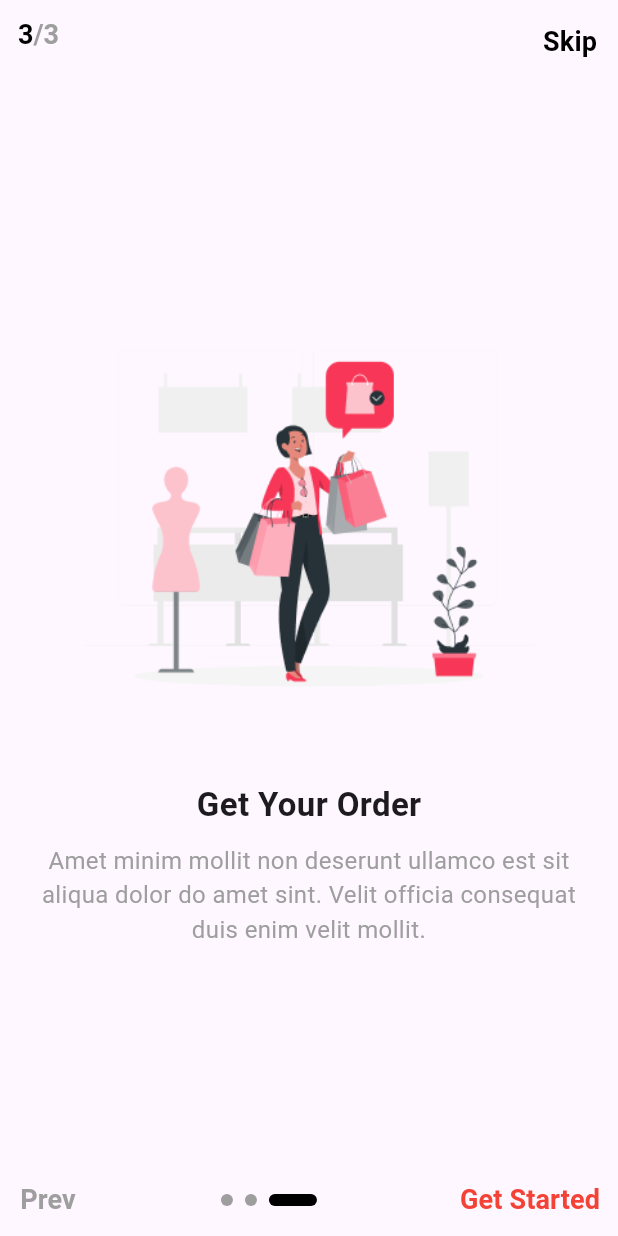
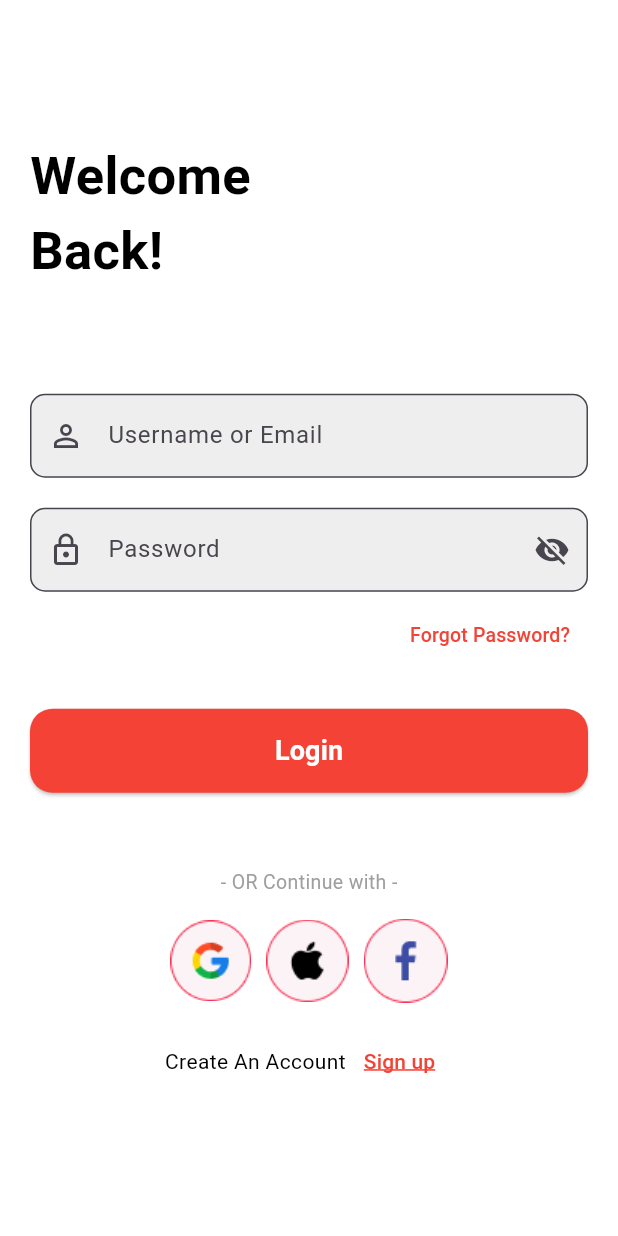
Before and after one commit to NhatHoang26122003/ecommerce_app, a Flutter app: the screen it shows after launch, after a tap on "Next", after a tap on "Skip", after a tap on "Get Started", on a phone screen of 412 x 824 dp. Run offline on Flutter 3.47's test engine with Material 3 defaults, Android fonts, the phone set to English and light mode, and no system bars.

Commit message:
login_screen

```diff
--- /dev/null
+++ b/lib/login.dart
@@ -0,0 +1,180 @@
+import 'package:flutter/material.dart';
+
+class LoginScreen extends StatefulWidget {
+  const LoginScreen({super.key});
+
+  @override
+  State<LoginScreen> createState() => _LoginScreenState();
+}
+
+class _LoginScreenState extends State<LoginScreen> {
+  bool _obscureText = true;
+
+  @override
+  Widget build(BuildContext context) {
+    return Scaffold(
+      backgroundColor: Colors.white,
+      body: SafeArea(
+        child: Center (
+          child: SingleChildScrollView(
+            padding: EdgeInsets.symmetric( horizontal: 20),
+            child: Column(
+              mainAxisAlignment: MainAxisAlignment.center,
+              crossAxisAlignment: CrossAxisAlignment.start,
+              children: [
+                // title
+                SizedBox(
+                  height: 150,
+                  width: MediaQuery.of(context).size.width*0.5,
+                  child: Text(
+                    "Welcome Back!",
+                    style: TextStyle(
+                      fontSize: 35,
+                      fontWeight: FontWeight.bold,
+                      color: Colors.black,
+                    ),
+                  ),
+                ),
+                SizedBox(height: 20,),
+                TextField(
+                  decoration: InputDecoration(
+                    prefixIcon: Icon(Icons.person_outline),
+                    hintText: "Username or Email",
+                    filled: true,
+                    fillColor: Colors.grey[200],
+                    border: OutlineInputBorder(
+                      borderRadius: BorderRadius.circular(10),
+                    ),
+                  ),
+                ),
+                SizedBox(height: 20,),
+                TextField(
+                  obscureText: _obscureText,
+                  decoration: InputDecoration(
+                    prefixIcon: Icon(Icons.lock_outline),
+                    hintText: "Password",
+                    filled: true,
+                    fillColor: Colors.grey[200],
+                    border: OutlineInputBorder(
+                      borderRadius: BorderRadius.circular(10),
+                    ),
+                    suffixIcon: IconButton (
+                      icon: _obscureText ? Icon(Icons.visibility_off): Icon(Icons.visibility),
+                      onPressed: () {
+                        setState(() {
+                          _obscureText = !_obscureText;
+                        });
+                      },
+                    )
+                  ),
+                ),
+                SizedBox(height: 5,),
+                Align(
+                  alignment: Alignment.centerRight,
+                  child: TextButton(
+                    child:Text (
+                      "Forgot Password?",
+                      style: TextStyle(
+                        fontSize: 13,
+                        color: Colors.red,
+                      ),
+                    ),
+                    onPressed: () {},
+                  ),
+                ),
+                SizedBox(height: 25,),
+                SizedBox(
+                  width: double.infinity,
+                  child: ElevatedButton(
+                    onPressed: () {},
+                    style: ElevatedButton.styleFrom(
+                      backgroundColor: Colors.red,
+                      padding: EdgeInsets.symmetric(vertical: 15),
+                      shape: RoundedRectangleBorder(
+                        borderRadius: BorderRadius.circular(15),
+                      ),
+                    ),
+                    child: Text(
+                      "Login",
+                      style: TextStyle(
+                        fontSize: 18,
+                        color: Colors.white,
+                        fontWeight: FontWeight.bold,
+                      ),
+                    ),
+                  ),
+                ),
+                SizedBox(height: 50,),
+                Column(
+                  mainAxisAlignment: MainAxisAlignment.center,
+                  crossAxisAlignment: CrossAxisAlignment.center,
+                  children: [
+                    Text ("- OR Continue with -", style: TextStyle(fontSize: 13, color: Colors.grey)),
+                    SizedBox(height: 15,),
+                    Row (
+                      mainAxisAlignment: MainAxisAlignment.center,
+                      children: [
+                        // Google
+                        InkWell(
+                          onTap: () {
+                            print ("Google Sign In");
+                          },
+                          child: Image.asset("assets/images/Google.png", fit: BoxFit.contain,),
+                        ),
+                        SizedBox(width: 10),
+
+                        InkWell(
+                          onTap:  () {},
+                          child: Image.asset("assets/images/Apple.png", fit: BoxFit.contain,),
+                        ),
+                        SizedBox(width: 10),
+                        InkWell(
+                          onTap:  () {},
+                          child: Image.asset("assets/images/Facebook.png", fit: BoxFit.contain,),
+                        )
+                      ],
+                    ),
+                    SizedBox(height: 15,),
+                    Row (
+                      mainAxisAlignment: MainAxisAlignment.center,
+                      children: [
+                        Text("Create An Account", style: TextStyle(fontSize: 14, color: Colors.black),),
+                        TextButton(
+                          onPressed: () {},
+                          child: Text (
+                            "Sign up",
+                            style: TextStyle(
+                              fontSize: 14,
+                              color: Colors.red,
+                              decoration: TextDecoration.underline,
+                              decorationColor: Colors.red,
+                              decorationThickness: 1.5,
+                            ),
+                          )
+                        )
+                      ],
+                    )
+                  ],
+                )
+              ],
+            ),
+          ),
+        ),
+      ),
+    );
+  }
+}
+class SocialIconButton extends StatelessWidget {
+  final String imagePath;
+  final VoidCallback onPressed;
+
+  const SocialIconButton({super.key, required this.imagePath, required this.onPressed});
+
+  @override
+  Widget build(BuildContext context) {
+    return InkWell(
+      onTap: onPressed,
+      child: Image.asset(imagePath, fit: BoxFit.contain,),
+    );
+  }
+}
--- a/lib/onboarding_screen.dart
+++ b/lib/onboarding_screen.dart
@@ -1,3 +1,4 @@
+import 'package:ecommerce_app/login.dart';
 import 'package:flutter/material.dart';
 
 class OnboardingScreen extends StatefulWidget {
@@ -118,7 +119,10 @@ class _OnboardingScreenState extends State<OnboardingScreen> {
               );
             }
                 : () {
-              // Logic cho trang cuối cùng (VD: navigate đến trang chính)
+              Navigator.pushReplacement(
+                context,
+                MaterialPageRoute(builder: (context) => LoginScreen())
+              );
             },
             child: Text(
               _currentPage < 2 ? "Next" : "Get Started",
```
Also changed, not shown: assets/images/Apple.png (added), assets/images/Facebook.png (added), assets/images/Google.png (added).
